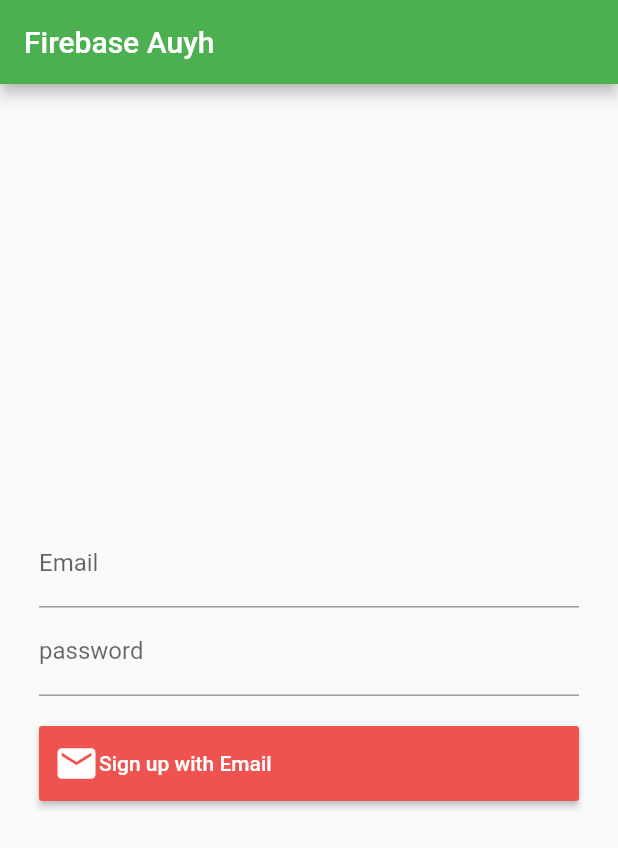
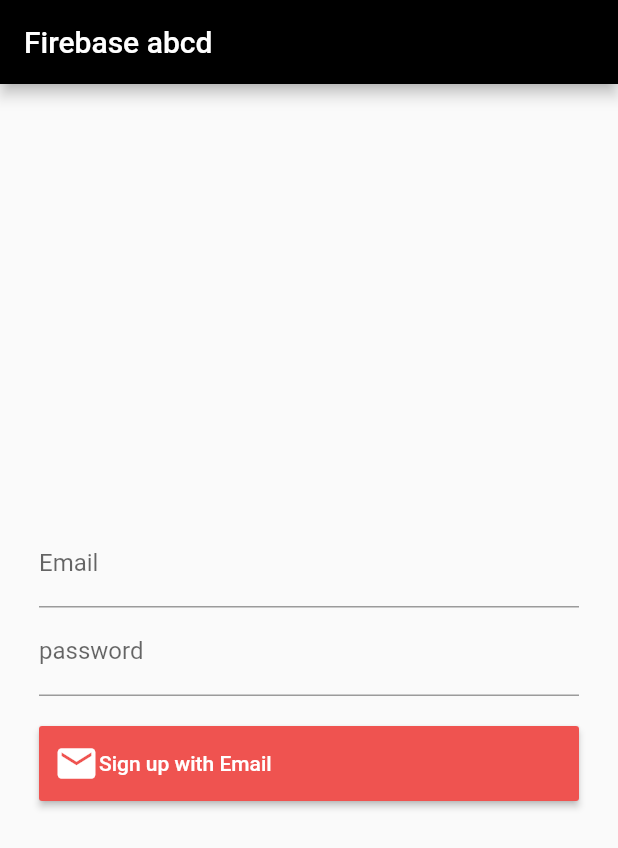
Before and after one commit to Song865/test, a Flutter app: the screen it shows after launch, on a phone screen of 412 x 824 dp. Shown: the top 848 px of the screen. Run offline on Flutter 3.47's test engine with Material 2 defaults, Android fonts, the phone set to English and light mode, and no system bars; our stand-ins replace firebase_auth; accounts and stored records are empty.

Commit message:
second commit

```diff
--- a/lib/main.dart
+++ b/lib/main.dart
@@ -36,8 +36,8 @@ class _MyHomePageState extends State<MyHomePage> {
   Widget build(BuildContext context) {
     return Scaffold(
       appBar: AppBar(
-        backgroundColor: Colors.green,
-        title: Text('Firebase Auyh'),
+        backgroundColor: Colors.black,
+        title: Text('Firebase abcd'),
       ),
       body: Center(
         child: Column(
```
